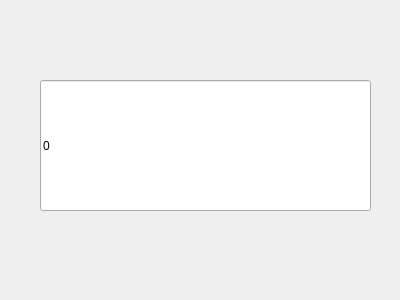
Old version of the form app/timer.ui in the repository Minivera/COMP3004-TEAM25.
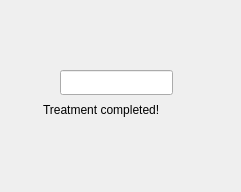
New version of the form.

Diff of the .ui file:
```diff
--- a/app/timer.ui
+++ b/app/timer.ui
@@ -6,8 +6,8 @@
    <rect>
     <x>0</x>
     <y>0</y>
-    <width>400</width>
-    <height>300</height>
+    <width>241</width>
+    <height>192</height>
    </rect>
   </property>
   <property name="windowTitle">
@@ -16,23 +16,24 @@
   <widget class="QLineEdit" name="Time">
    <property name="geometry">
     <rect>
-     <x>40</x>
-     <y>80</y>
-     <width>331</width>
-     <height>131</height>
+     <x>60</x>
+     <y>70</y>
+     <width>113</width>
+     <height>25</height>
+    </rect>
+   </property>
+  </widget>
+  <widget class="QLabel" name="successLabel">
+   <property name="geometry">
+    <rect>
+     <x>43</x>
+     <y>100</y>
+     <width>151</width>
+     <height>20</height>
     </rect>
    </property>
    <property name="text">
-    <string>0</string>
-   </property>
-   <property name="maxLength">
-    <number>10000</number>
-   </property>
-   <property name="cursorPosition">
-    <number>1</number>
-   </property>
-   <property name="cursorMoveStyle">
-    <enum>Qt::LogicalMoveStyle</enum>
+    <string>Treatment completed!</string>
    </property>
   </widget>
  </widget>
```
Left out of the diff: 2 changed lines with no effect on the pictures.
